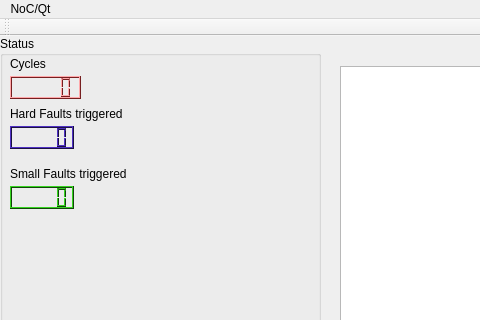
This is mainwindow.ui in mcmenaminadrian/nocsim-qt as Qt 5 draws it before an edit; both pictures show x 0 to 480 and y 0 to 320 of the 779 by 525 pixel window. The edited form follows.
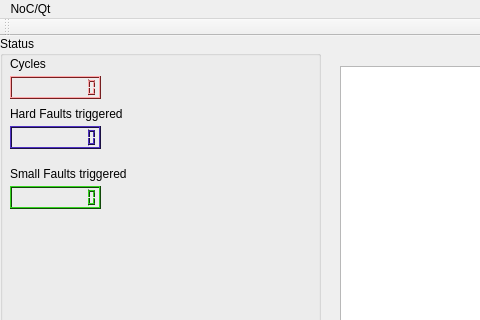
This is the edited form.

Commit message: correctly write to address in register

The edit to the form file:
```diff
--- a/mainwindow.ui
+++ b/mainwindow.ui
@@ -83,7 +83,7 @@
       <rect>
        <x>10</x>
        <y>40</y>
-       <width>71</width>
+       <width>91</width>
        <height>23</height>
       </rect>
      </property>
@@ -502,13 +502,16 @@
        </disabled>
       </palette>
      </property>
+     <property name="digitCount">
+      <number>10</number>
+     </property>
     </widget>
     <widget class="QLCDNumber" name="lcdNumber_2">
      <property name="geometry">
       <rect>
        <x>10</x>
        <y>90</y>
-       <width>64</width>
+       <width>91</width>
        <height>23</height>
       </rect>
      </property>
@@ -927,13 +930,16 @@
        </disabled>
       </palette>
      </property>
+     <property name="digitCount">
+      <number>10</number>
+     </property>
     </widget>
     <widget class="QLCDNumber" name="lcdNumber_3">
      <property name="geometry">
       <rect>
        <x>10</x>
        <y>150</y>
-       <width>64</width>
+       <width>91</width>
        <height>23</height>
       </rect>
      </property>
@@ -1352,6 +1358,9 @@
        </disabled>
       </palette>
      </property>
+     <property name="digitCount">
+      <number>10</number>
+     </property>
     </widget>
    </widget>
    <widget class="QGraphicsView" name="graphicsView">
```
The commit also changes 1 other file.
